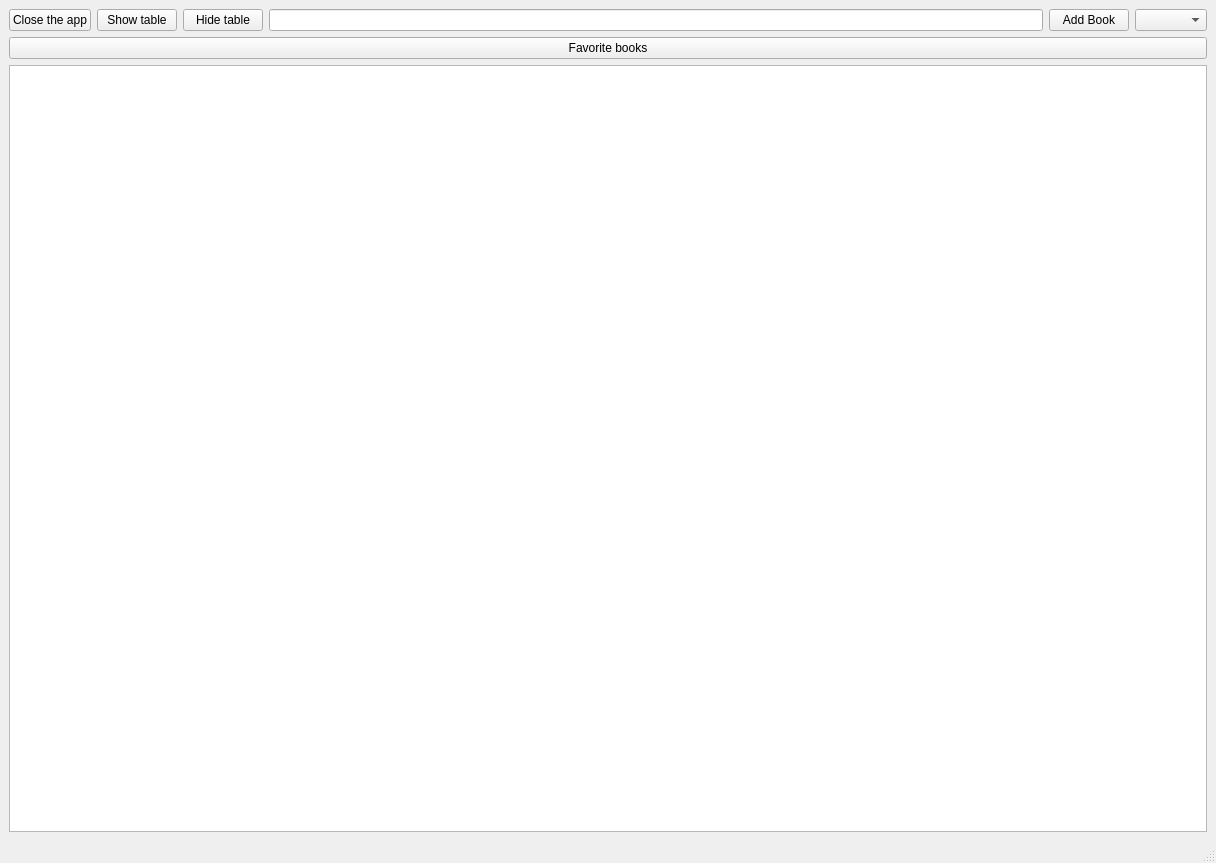
This is mainwindow.ui in platohaDebil/BooksApp as Qt 5 draws it before an edit. The edited form follows.
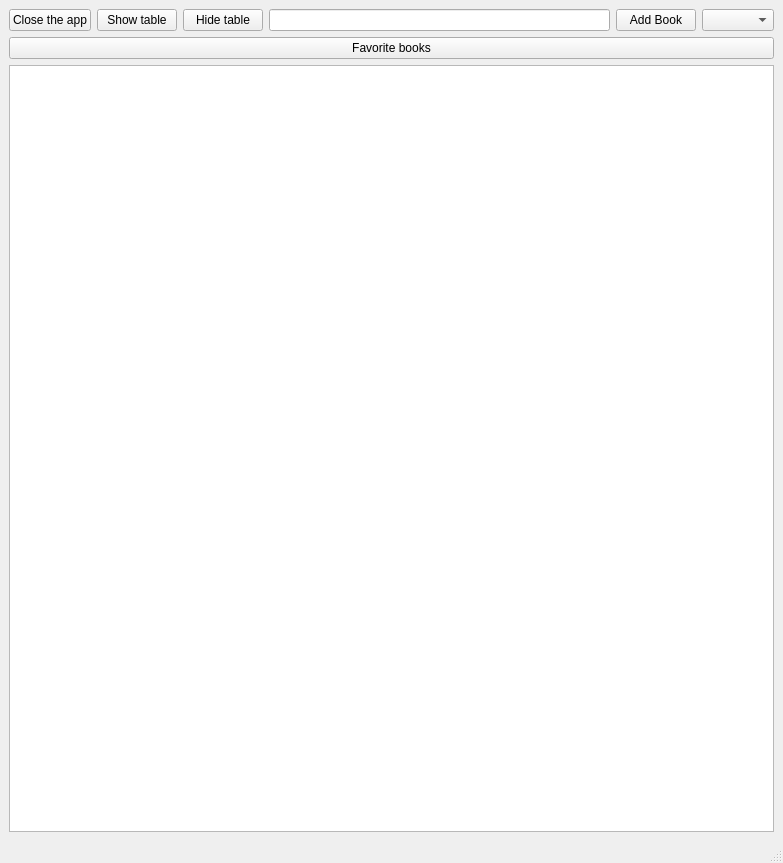
This is the edited form.

The edit to the form file:
```diff
--- a/mainwindow.ui
+++ b/mainwindow.ui
@@ -6,7 +6,7 @@
    <rect>
     <x>0</x>
     <y>0</y>
-    <width>1216</width>
+    <width>783</width>
     <height>863</height>
    </rect>
   </property>
```
Left out of the diff: 4 changed lines with no effect on the pictures.
